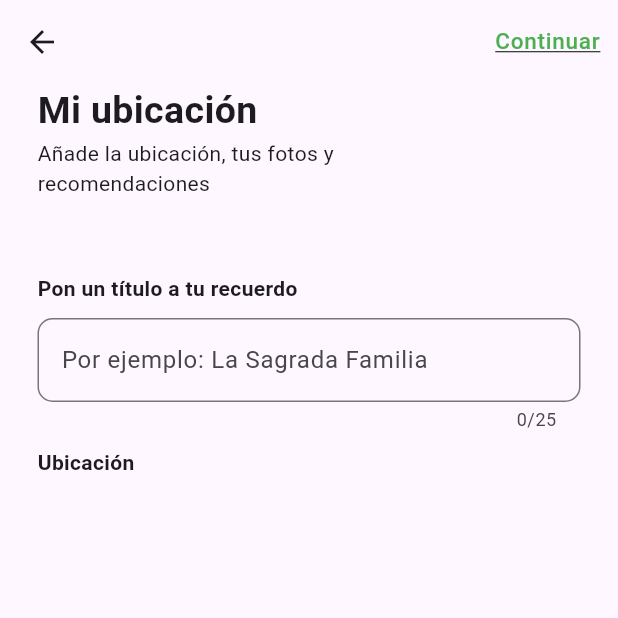
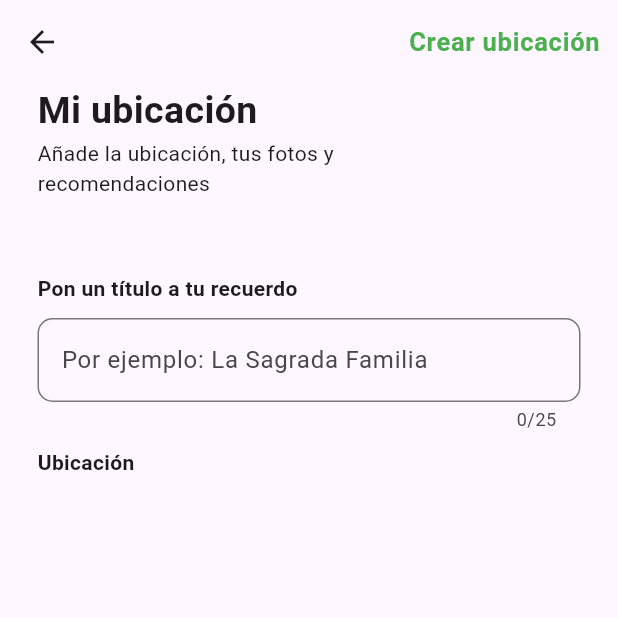
Before and after one commit to LorenzoDalmaau/NomadWorld_Front-end_Flutter, a Flutter app: the CreateLocation screen opened by its route, on a phone screen of 412 x 824 dp, the top half of it. Run offline on Flutter 3.47's test engine with Material 2 defaults, Android fonts, the phone set to English and light mode, and no system bars; our stand-ins replace carousel_slider, flutter_map, geolocator, get, image_picker, latlong2.

Commit message:
Estilo mapa cambiado

```diff
--- a/lib/ui/screens/create_location/create_location.dart
+++ b/lib/ui/screens/create_location/create_location.dart
@@ -75,11 +75,12 @@ class _CreateLocationState extends State<CreateLocation> {
           TextButton(
             onPressed: () {},
             child: const Text(
-              'Continuar',
+              'Crear ubicación',
               style: TextStyle(
                 color: Colors.green,
-                fontSize: 15,
-                decoration: TextDecoration.underline,
+                fontWeight: FontWeight.bold,
+                fontSize: 17,
+                //decoration: TextDecoration.underline,
                 letterSpacing: 0.5,
                 height: 1.5,
               ),
--- a/lib/ui/widgets/map_box.dart
+++ b/lib/ui/widgets/map_box.dart
@@ -7,7 +7,7 @@ import '../../controllers/location_service.dart';
 const MAPBOX_ACCESS_TOKEN =
     'pk.eyJ1IjoibG9yZW56b2RhbG1hdSIsImEiOiJjbG92ZXMxemswdzAwMmxsbDF0dWhyNW9rIn0.JyO5o6PltVGdyybgflz7uQ';
 
-const MAPBOX_STYLE = 'mapbox/streets-v12';
+const MAPBOX_STYLE = 'mapbox/outdoors-v12';
 
 
 class MapBox extends StatefulWidget {
```
